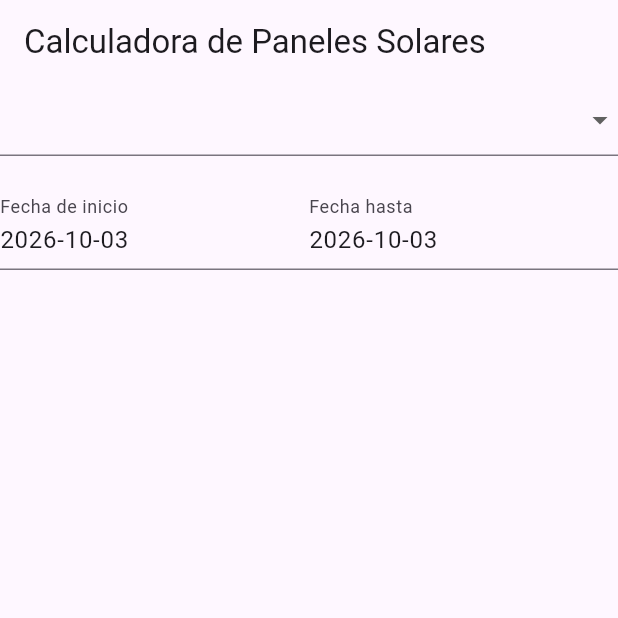
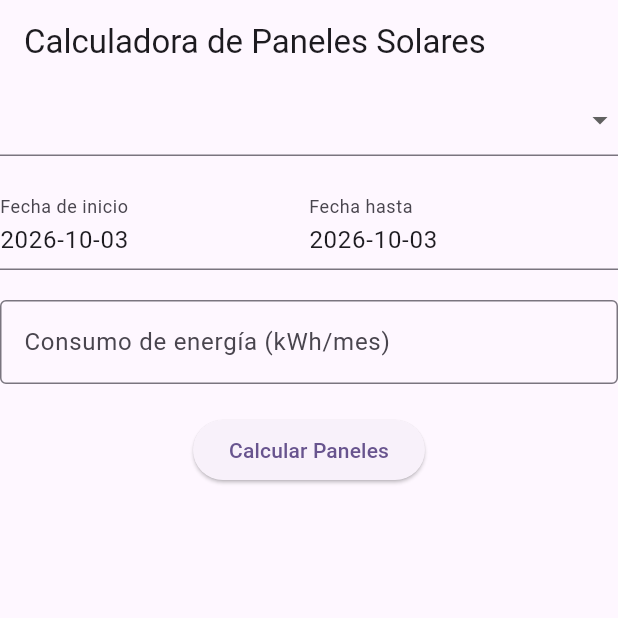
Before and after one commit to frayosorio/IUPB_PDM_Calculadora_Paneles_Solares, a Flutter app: the screen it shows after launch, on a phone screen of 412 x 824 dp, the top half of it. Run offline on Flutter 3.47's test engine with Material 3 defaults, Android fonts, the phone set to English and light mode, and no system bars.

Commit message:
Se completa la interfaz grafica de usuario y la funcionalidad que calcula el resultado final

```diff
--- a/lib/vistas/calculadora_vista.dart
+++ b/lib/vistas/calculadora_vista.dart
@@ -1,6 +1,7 @@
 import 'dart:convert';
 
 import 'package:calculadora_paneles_solares/modelos/ciudad.dart';
+import 'package:calculadora_paneles_solares/servicios/nasa_api_servicio.dart';
 import 'package:flutter/material.dart';
 import 'package:flutter/services.dart';
 
@@ -17,6 +18,10 @@ class _CalculadoraPanelesState extends State<CalculadoraPaneles> {
   List<Ciudad> _ciudades = [];
   DateTime _desde = DateTime.now();
   DateTime _hasta = DateTime.now();
+  final _txtConsumo = TextEditingController();
+  String _resultado = "";
+
+  final _nasaApisServicio = NasaApiServicio();
 
   void _cargarCiudades() async {
     String datosJson = await rootBundle.loadString(
@@ -32,6 +37,45 @@ class _CalculadoraPanelesState extends State<CalculadoraPaneles> {
   void initState() {
     super.initState();
     _cargarCiudades(); // Llamamos a la función al iniciar el widget
+  }
+
+  Future<void> _calcularPaneles() async {
+    if (_estadoFormulario.currentState!.validate()) {
+      setState(() {
+        _resultado = "Calculando...";
+      });
+
+      final consumoKwh = double.tryParse(_txtConsumo.text);
+      if (_ciudadSeleccionada != null && consumoKwh != null) {
+        final radiacionPromedioDiaria = await _nasaApisServicio
+            .getRadiacionSolar(
+            _ciudadSeleccionada!.latitud,
+            _ciudadSeleccionada!.longitud,
+            _desde,
+            _hasta
+        );
+
+        if (radiacionPromedioDiaria > 0) {
+          final consumoKwhDiario = consumoKwh / 30;
+          const eficienciaPanel = 0.80; // 80%
+          const potenciaPanel = 0.45; // kWp
+          final produccionDiariaPanel = potenciaPanel *
+              radiacionPromedioDiaria * eficienciaPanel;
+          final numeroPaneles = consumoKwhDiario / produccionDiariaPanel;
+
+          setState(() {
+            _resultado =
+            "Se necesitan ${numeroPaneles.ceil()} paneles solares";
+          });
+        }
+        else {
+          setState(() {
+            _resultado =
+            "No se pudo obtener la radiación solar. Intenta con otras fechas.";
+          });
+        }
+      }
+    }
   }
 
   @override
@@ -56,59 +100,94 @@ class _CalculadoraPanelesState extends State<CalculadoraPaneles> {
                     _ciudadSeleccionada = ciudad;
                   });
                 },
-                validator: (ciudad) => ciudad == null? "Debe seleccionar una ciudad":null,
+                validator: (ciudad) =>
+                ciudad == null ? "Debe seleccionar una ciudad" : null,
               ),
               const SizedBox(height: 20),
               Row(
                 children: [
                   Expanded(
-                    child:TextFormField(
+                    child: TextFormField(
                       decoration: const InputDecoration(
-                        labelText: "Fecha de inicio"
+                        labelText: "Fecha de inicio",
                       ),
                       readOnly: true,
                       controller: TextEditingController(
-                        text: _desde.toString().substring(0,10)
+                        text: _desde.toString().substring(0, 10),
                       ),
                       onTap: () async {
                         final selectorFecha = await showDatePicker(
                           context: context,
                           firstDate: DateTime(2000),
                           lastDate: DateTime.now(),
-                        initialDate: _desde);
-                        if(selectorFecha!=null){
+                          initialDate: _desde,
+                        );
+                        if (selectorFecha != null) {
                           setState(() {
                             _desde = selectorFecha;
                           });
                         }
-                      }
-                    )
+                      },
                     ),
-                  const SizedBox(height:20),
+                  ),
+                  const SizedBox(height: 20),
                   Expanded(
-                      child:TextFormField(
+                    child: TextFormField(
                       decoration: const InputDecoration(
-                              labelText: "Fecha hasta"
+                        labelText: "Fecha hasta",
                       ),
                       readOnly: true,
                       controller: TextEditingController(
-                              text: _hasta.toString().substring(0,10)
+                        text: _hasta.toString().substring(0, 10),
                       ),
                       onTap: () async {
                         final selectorFecha = await showDatePicker(
                           context: context,
                           firstDate: _desde,
                           lastDate: DateTime.now(),
-                                initialDate: _hasta);
-                            if(selectorFecha!=null){
+                          initialDate: _hasta,
+                        );
+                        if (selectorFecha != null) {
                           setState(() {
                             _hasta = selectorFecha;
                           });
                         }
-                          }
-                      )
+                      },
+                    ),
                   ),
                 ],
+              ),
+              const SizedBox(height: 20),
+              TextFormField(
+                controller: _txtConsumo,
+                decoration: const InputDecoration(
+                  labelText: "Consumo de energía (kWh/mes)",
+                  border: OutlineInputBorder(),
+                ),
+                keyboardType: TextInputType.number,
+                validator: (valorDigitado) {
+                  if (valorDigitado == null || valorDigitado.isEmpty) {
+                    return "Debe ingresar el valor del consumo";
+                  }
+                  if (double.tryParse(valorDigitado) == null) {
+                    return "Digite un valor numérico válido";
+                  }
+                  return null;
+                },
+              ),
+              const SizedBox(height: 20),
+              ElevatedButton(
+                onPressed: _calcularPaneles,
+                child: const Text("Calcular Paneles"),
+              ),
+              const SizedBox(height: 20),
+              Text(
+                _resultado,
+                style: Theme
+                    .of(context)
+                    .textTheme
+                    .titleLarge,
+                textAlign: TextAlign.center,
               ),
             ],
           ),
```
Lines whose indentation alone changed are shown as unchanged.
